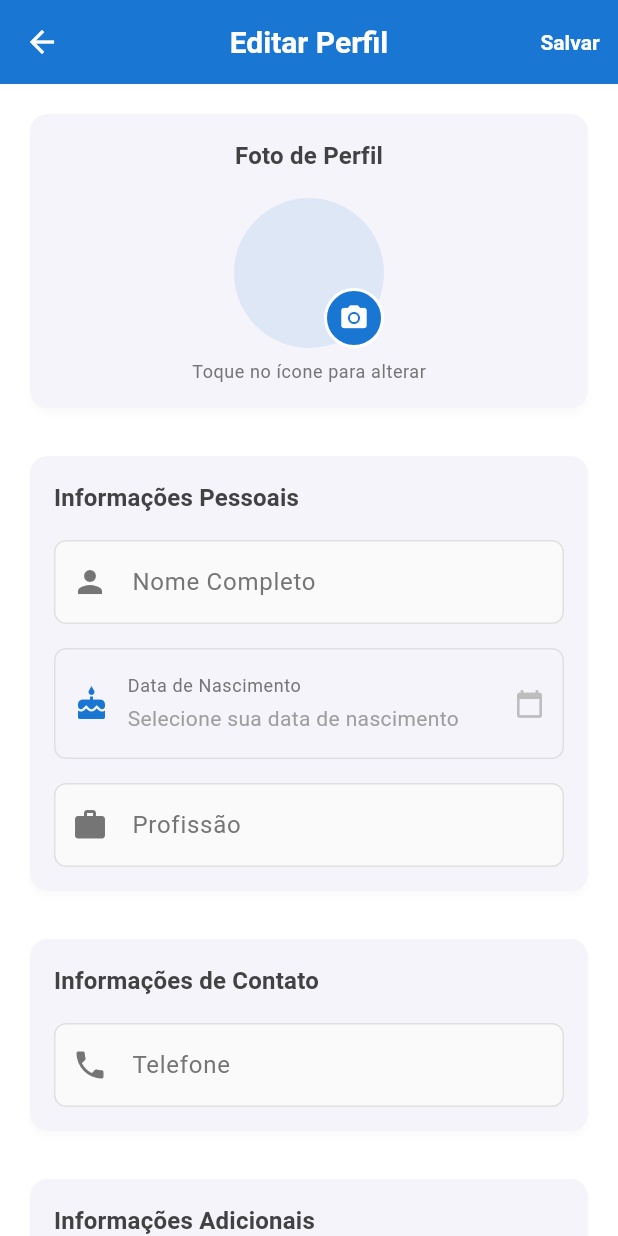
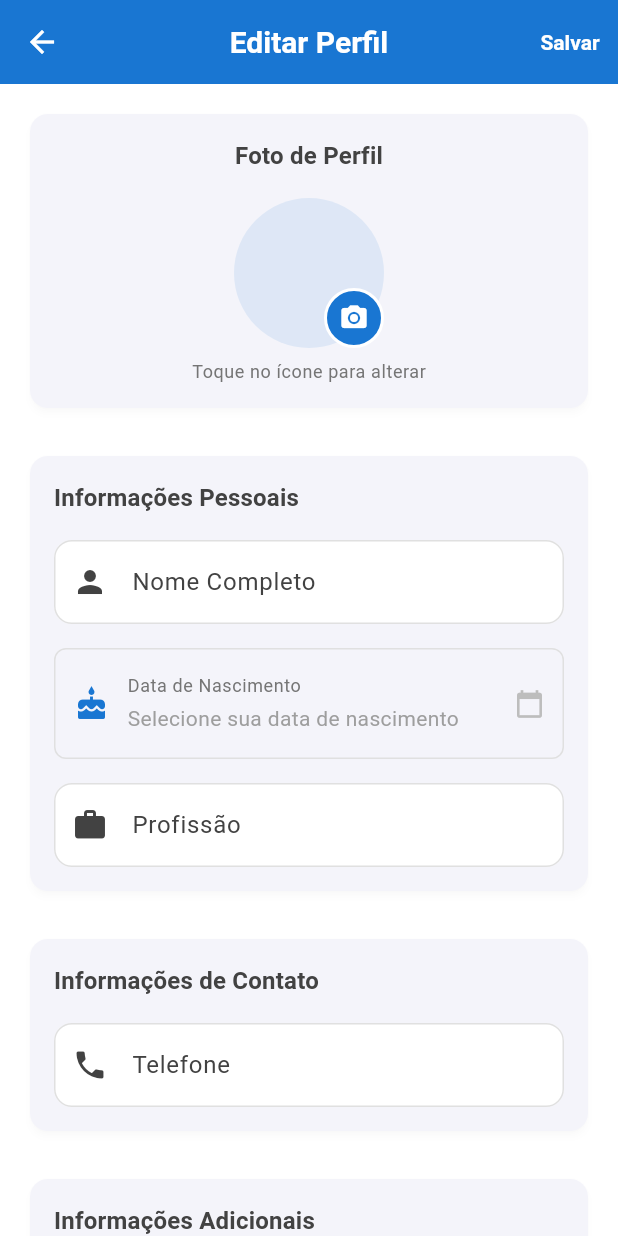
Before and after one commit to Silvio-Hub/financial_manager_app, a Flutter app: the EditProfileScreen screen opened directly, on a phone screen of 412 x 824 dp. Run offline on Flutter 3.47's test engine with Material 3 defaults, Android fonts, the phone set to English and light mode, and no system bars; our stand-ins replace cloud_firestore, email_validator, file_picker, firebase_auth, firebase_core, firebase_storage and 5 more; missing offline and left inert: syncfusion_flutter_pdfviewer; accounts and stored records are empty.

Commit message:
Inicio clean archit

```diff
--- a/lib/widgets/custom_text_field.dart
+++ b/lib/widgets/custom_text_field.dart
@@ -39,6 +39,11 @@ class CustomTextField extends StatelessWidget {
 
   @override
   Widget build(BuildContext context) {
+    final theme = Theme.of(context);
+    final cs = theme.colorScheme;
+    final inputTheme = theme.inputDecorationTheme;
+    final baseFillColor = inputTheme.fillColor ?? theme.canvasColor;
+
     return TextFormField(
       controller: controller,
       obscureText: obscureText,
@@ -51,44 +56,23 @@ class CustomTextField extends StatelessWidget {
       maxLines: maxLines,
       maxLength: maxLength,
       enabled: enabled,
+      style: TextStyle(color: cs.onSurface),
+      cursorColor: cs.primary,
       decoration: InputDecoration(
         labelText: label,
         hintText: hint,
-        prefixIcon: prefixIcon != null ? Icon(prefixIcon) : null,
+        prefixIcon: prefixIcon != null ? Icon(prefixIcon, color: cs.onSurface) : null,
         suffixIcon: suffixIcon,
-        border: OutlineInputBorder(
-          borderRadius: BorderRadius.circular(8),
-        ),
-        enabledBorder: OutlineInputBorder(
-          borderRadius: BorderRadius.circular(8),
-          borderSide: BorderSide(
-            color: Colors.grey.shade300,
-          ),
-        ),
-        focusedBorder: OutlineInputBorder(
-          borderRadius: BorderRadius.circular(8),
-          borderSide: BorderSide(
-            color: Theme.of(context).primaryColor,
-            width: 2,
-          ),
-        ),
-        errorBorder: OutlineInputBorder(
-          borderRadius: BorderRadius.circular(8),
-          borderSide: const BorderSide(
-            color: Colors.red,
-          ),
-        ),
-        focusedErrorBorder: OutlineInputBorder(
-          borderRadius: BorderRadius.circular(8),
-          borderSide: const BorderSide(
-            color: Colors.red,
-            width: 2,
-          ),
-        ),
-        filled: true,
-        fillColor: enabled
-          ? Colors.grey.shade50
-          : Colors.grey.shade100,
+        border: inputTheme.border,
+        enabledBorder: inputTheme.enabledBorder,
+        focusedBorder: inputTheme.focusedBorder,
+        errorBorder: inputTheme.errorBorder,
+        focusedErrorBorder: inputTheme.focusedErrorBorder,
+        // filled herdado do InputDecorationTheme
+        fillColor: enabled ? baseFillColor : baseFillColor.withValues(alpha: 0.85),
+        contentPadding: inputTheme.contentPadding,
+        labelStyle: TextStyle(color: cs.onSurface),
+        hintStyle: TextStyle(color: cs.onSurface.withValues(alpha: 0.9)),
       ),
     );
   }
--- a/pubspec.yaml
+++ b/pubspec.yaml
@@ -72,6 +72,10 @@ dependencies:
   # Logging
   logger: ^2.4.0
   url_launcher: ^6.3.2
+  flutter_riverpod: ^3.0.3
+  get_it: ^9.0.5
+  rxdart: ^0.28.0
+  cached_network_image: ^3.4.1
 
 dev_dependencies:
   flutter_test:
```
Also changed, not shown: lib/bootstrap.dart (added, +17 -0 lines), lib/features/transactions/domain/repositories/transactions_repository.dart (added, +27 -0 lines), lib/features/transactions/domain/usecases/get_transactions_page.dart (added, +25 -0 lines), lib/features/transactions/infra/transactions_repository_firestore.dart (added, +59 -0 lines), lib/features/transactions/presentation/providers/transactions_providers.dart (added, +43 -0 lines), lib/main.dart (+18 -1 lines), lib/services/firestore_service.dart (+7 -0 lines), lib/themes/app_theme.dart (+18 -16 lines), pubspec.lock, 2 other files.
